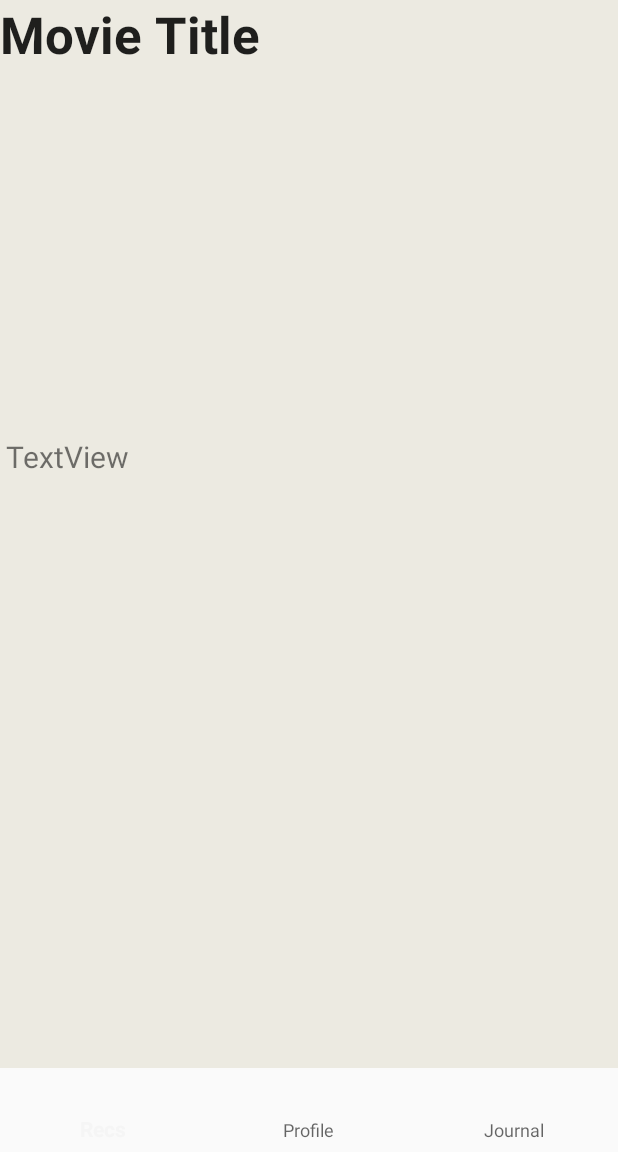
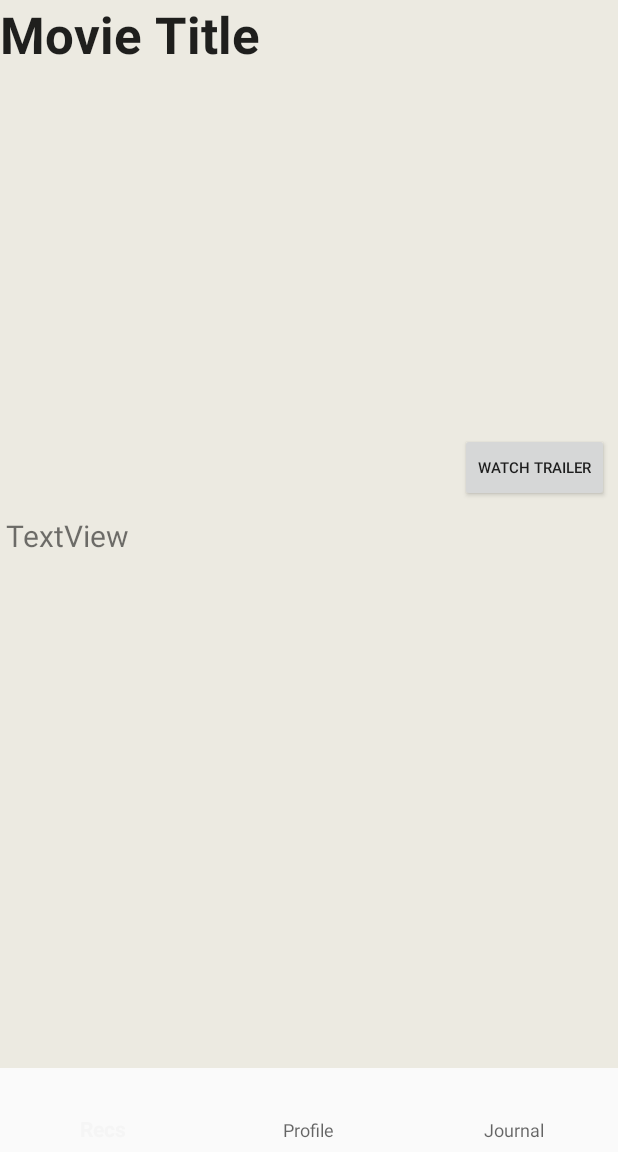
Before and after one commit to FB-android-app-2021/Moody, an Android app: the fragment ShowDetailFragment placed in its activity, on a phone screen of 412 x 824 dp, the part 84-1236 px from its top. Run offline under Robolectric (Android 15) with nearby library versions, the light colour scheme and no system bars; libraries missing offline, so code that uses them is left out: com.codepath.asynchttpclient, com.parse, com.spotify.android, com.spotify.protocol, com.spotify.sdk and 2 more; pictures from the network do not load; 13 statements that could not run were skipped.

Commit message:
streamlined movbie and tv objects into one detail view layout and trailer layout, connected trailer to tv object, and caught edge case of object not having trailer in OnClick

```diff
--- a/app/src/main/java/com/example/moody/fragments/ShowDetailFragment.java
+++ b/app/src/main/java/com/example/moody/fragments/ShowDetailFragment.java
@@ -5,34 +5,46 @@ import android.os.Bundle;
 import androidx.annotation.NonNull;
 import androidx.annotation.Nullable;
 import androidx.fragment.app.Fragment;
+import androidx.fragment.app.FragmentManager;
+import androidx.fragment.app.FragmentTransaction;
 
+import android.util.Log;
 import android.view.LayoutInflater;
 import android.view.View;
 import android.view.ViewGroup;
+import android.widget.Button;
 import android.widget.ImageView;
 import android.widget.TextView;
 
 import com.bumptech.glide.Glide;
+import com.codepath.asynchttpclient.AsyncHttpClient;
+import com.codepath.asynchttpclient.callback.JsonHttpResponseHandler;
 import com.example.moody.R;
-import com.example.moody.databinding.FragmentShowDetailBinding;
+import com.example.moody.databinding.FragmentMtvDetailBinding;
 import com.example.moody.models.TVShow;
 
 import org.jetbrains.annotations.NotNull;
+import org.json.JSONArray;
+import org.json.JSONException;
+import org.json.JSONObject;
 import org.parceler.Parcels;
 
 import jp.wasabeef.glide.transformations.RoundedCornersTransformation;
+import okhttp3.Headers;
 
 public class ShowDetailFragment extends Fragment {
         public static final String TAG = "ShowDetailFragment";
-        //public static final String VIDEO_URL = MainActivity.BASE_URL + "movie/%d/videos?api_key=eb094fc10e8fc702bfc06d84810d0728";
+    public static final String BASE_URL = "https://api.themoviedb.org/3/";
+        public static final String VIDEO_URL = BASE_URL + "tv/%d/videos?api_key=eb094fc10e8fc702bfc06d84810d0728";
         TVShow show;
 
         TextView tvdTitle;
         TextView tvOverview;
         ImageView ivdPoster;
-        // String youTubeKey;
+        Button btnTrailer;
+        String youTubeKey;
 
-        FragmentShowDetailBinding binding;
+        FragmentMtvDetailBinding binding;
 
         public ShowDetailFragment() {
         }
@@ -40,7 +52,7 @@ public class ShowDetailFragment extends Fragment {
         @Override
         public View onCreateView(LayoutInflater inflater, ViewGroup container,
                                  Bundle savedInstanceState) {
-            binding = FragmentShowDetailBinding.inflate(getLayoutInflater());
+            binding = FragmentMtvDetailBinding.inflate(getLayoutInflater());
             View view = binding.getRoot();
             return view;
         }
@@ -51,7 +63,16 @@ public class ShowDetailFragment extends Fragment {
             tvdTitle = binding.tvdTitle;
             tvOverview = binding.tvOverview;
             ivdPoster = binding.ivdPoster;
-
+            btnTrailer = binding.btnTrailer;
+            btnTrailer.setOnClickListener(new View.OnClickListener() {
+                @Override
+                public void onClick(View v) {
+                    if(youTubeKey != null) {
+                        onStop();
+                        goTrailerFragment(youTubeKey);
+                    }
+                }
+            });
             //unwrap movie passed in via bundle using name as key
             Bundle bundle = this.getArguments();
             if (bundle != null) {
@@ -68,35 +89,35 @@ public class ShowDetailFragment extends Fragment {
                     .load(posterUrl)
                     .transform(new RoundedCornersTransformation(radius, margin))
                     .into(ivdPoster);
-//        AsyncHttpClient client = new AsyncHttpClient();
-//        //get request on URL to get currently playing movies and save as constant
-//        //movie api uses json so json response handler necessary
-//        String requestUrl = String.format(VIDEO_URL, movie.getID());
-//        client.get(requestUrl, new JsonHttpResponseHandler() {
-//            @Override
-//            public void onSuccess(int i, Headers headers, JSON json) {
-//                Log.d(TAG, "onSuccess");
-//                //get data we want from json obj
-//                JSONObject jsonObject = json.jsonObject;
-//                //key may not exist when parsing out json
-//                try {
-//                    JSONArray results = jsonObject.getJSONArray("results");
-//                    //write to info level for debugging
-//                    Log.i(TAG, "Results: " + results.toString());
-//
-//                    JSONObject video = results.getJSONObject(0);
-//                    youTubeKey = video.getString("key");
-//
-//                } catch (JSONException e) {
-//                    //log error
-//                    Log.e(TAG, "Hit json exception", e);
-//                }
-//            }
-//
-//            @Override
-//            public void onFailure(int i, Headers headers, String s, Throwable throwable) {
-//                Log.d(TAG, "onFailure");
-//            }
-//        });
+       AsyncHttpClient client = new AsyncHttpClient();
+        String requestUrl = String.format(VIDEO_URL, show.getID());
+        client.get(requestUrl, new JsonHttpResponseHandler() {
+            @Override
+            public void onSuccess(int i, Headers headers, JSON json) {
+                Log.d(TAG, "onSuccess");
+                JSONObject jsonObject = json.jsonObject;
+                try {
+                    JSONArray results = jsonObject.getJSONArray("results");
+                    Log.i(TAG, "Results: " + results.toString());
+                    JSONObject video = results.getJSONObject(0);
+                    youTubeKey = video.getString("key");
+                } catch (JSONException e) {
+                    Log.e(TAG, "Hit json exception", e);
+                }
+            }
+
+            @Override
+            public void onFailure(int i, Headers headers, String s, Throwable throwable) {
+                Log.d(TAG, "onFailure");
+            }
+        });
         }
+    private void goTrailerFragment(String youTubeKey) {
+        TrailerFragment trailerFragment = new TrailerFragment(youTubeKey);
+        FragmentManager fragmentManager = getActivity().getSupportFragmentManager();
+        FragmentTransaction fragmentTransaction = fragmentManager.beginTransaction();
+        fragmentTransaction.replace(R.id.fragment_main_placeholder, trailerFragment);
+        fragmentTransaction.addToBackStack(null);
+        fragmentTransaction.commit();
     }
+}
--- a/app/src/main/java/com/example/moody/models/TVShow.java
+++ b/app/src/main/java/com/example/moody/models/TVShow.java
@@ -16,6 +16,7 @@ public class TVShow {
     String name;
     String genre;
     String overview;
+    int id;
 
     private static final String RESULTS_TAG = "results";
 
@@ -27,6 +28,7 @@ public class TVShow {
         name = jsonObject.getString("name");
         genre = jsonObject.getString("genre_ids");
         overview = jsonObject.getString("overview");
+        id = jsonObject.getInt("id");
 
     }
     //creates and returns list of filtered shows that takes in data we got back
@@ -68,4 +70,8 @@ public class TVShow {
         return genre;
     }
     public String getOverview() { return overview;}
+
+    public int getID() {
+        return id;
+    }
 }
--- a/app/src/main/res/layout/fragment_show_detail.xml
+++ /dev/null
@@ -1,50 +0,0 @@
-<?xml version="1.0" encoding="utf-8"?>
-<RelativeLayout xmlns:android="http://schemas.android.com/apk/res/android"
-    xmlns:app="http://schemas.android.com/apk/res-auto"
-    xmlns:tools="http://schemas.android.com/tools"
-    android:id="@+id/showDetailFrag"
-    android:layout_width="match_parent"
-    android:layout_height="match_parent"
-    android:background="#ECEAE1"
-    tools:context=".fragments.MovieDetailFragment">
-
-    <TextView
-        android:id="@+id/tvdTitle"
-        android:layout_width="wrap_content"
-        android:layout_height="wrap_content"
-        android:layout_alignParentStart="true"
-        android:layout_alignParentLeft="true"
-        android:layout_alignParentTop="true"
-        android:layout_alignParentEnd="true"
-        android:layout_alignParentRight="true"
-        android:text="Movie Title"
-        android:textAppearance="@android:style/TextAppearance.Large"
-        android:textSize="34sp"
-        android:textStyle="bold" />
-
-    <TextView
-        android:id="@+id/tvOverview"
-        android:layout_width="wrap_content"
-        android:layout_height="wrap_content"
-        android:layout_below="@+id/ivdPoster"
-        android:layout_alignParentStart="true"
-        android:layout_alignParentLeft="true"
-        android:layout_alignParentEnd="true"
-        android:layout_alignParentRight="true"
-        android:layout_centerVertical="true"
-        android:layout_marginStart="4dp"
-        android:layout_marginLeft="4dp"
-        android:layout_marginTop="5dp"
-        android:layout_marginEnd="-4dp"
-        android:layout_marginRight="-4dp"
-        android:text="TextView"
-        android:textSize="20sp" />
-
-    <ImageView
-        android:id="@+id/ivdPoster"
-        android:layout_width="match_parent"
-        android:layout_height="240dp"
-        android:layout_below="@+id/tvdTitle"
-        android:layout_marginTop="0dp"
-        tools:srcCompat="@tools:sample/avatars" />
-</RelativeLayout>
--- a/app/src/main/res/layout/fragment_movie_trailer.xml
+++ b/app/src/main/res/layout/fragment_trailer.xml
@@ -3,7 +3,7 @@
     xmlns:android="http://schemas.android.com/apk/res/android"
     android:layout_width="match_parent"
     android:layout_height="match_parent"
-    tools:context="fragments.MovieTrailerFragment"
+    tools:context=".fragments.TrailerFragment"
     android:id="@+id/youtubeFragment"
     android:name="com.google.android.youtube.player.YouTubePlayerFragment">
 </fragment>
```
Also changed, not shown: app/src/main/java/com/example/moody/fragments/MovieDetailFragment.java (+9 -14 lines), app/src/main/java/com/example/moody/fragments/TrailerFragment.java (renamed from app/src/main/java/com/example/moody/fragments/MovieTrailerFragment.java, +5 -5 lines), app/src/main/res/layout/fragment_mtv_detail.xml (renamed from app/src/main/res/layout/fragment_movie_detail.xml).
